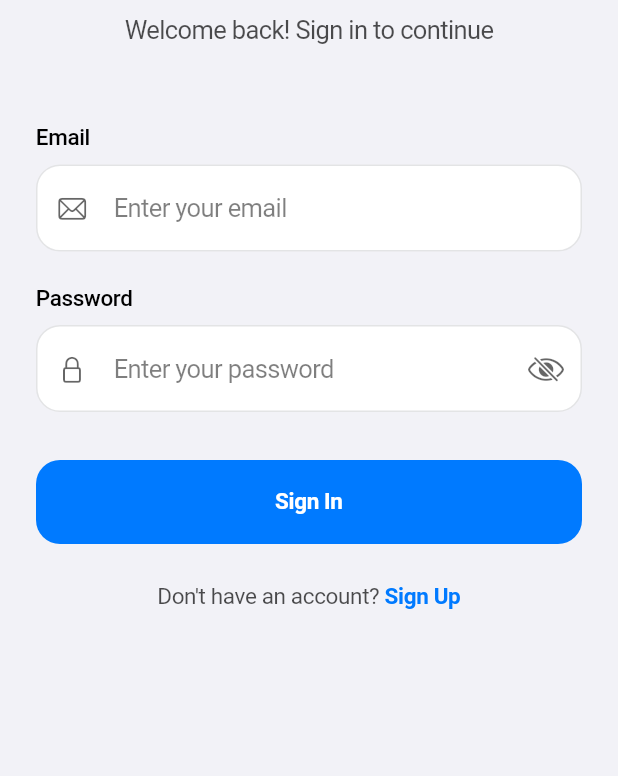
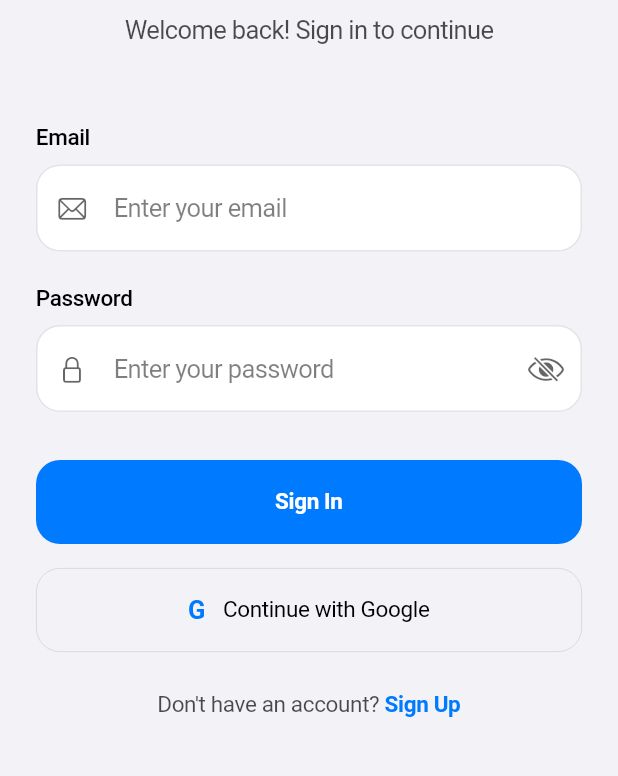
Before and after one commit to arkhan2/hajjam-app, a Flutter app: the screen it shows after launch, on a phone screen of 412 x 824 dp, the part 347-1123 px from its top. Run offline on Flutter 3.47's test engine with Material 3 defaults, Android fonts, the phone set to English and light mode, and no system bars; our stand-ins replace cloud_firestore, firebase_auth, firebase_core, google_sign_in; accounts and stored records are empty.

Commit message:
feat(auth): add Google Sign-In across web/mobile; create/update Firestore user\n\n- Add google_sign_in dependency\n- Implement signInWithGoogle() in AuthService with web/native handling\n- Create/update /users/{uid} with profile fields\n- Add Google button to LoginScreen\n- Improve error logging with refs and stacktraces\n- iOS-style page transitions app-wide\n- Booking returns success and appointments refresh on return\n- Refresh appointments when Appointments tab is opened

```diff
--- a/lib/screens/auth/login_screen.dart
+++ b/lib/screens/auth/login_screen.dart
@@ -54,6 +54,27 @@ class _LoginScreenState extends State<LoginScreen> {
       if (mounted) {
         setState(() => _isLoading = false);
       }
+    }
+  }
+
+  Future<void> _loginWithGoogle() async {
+    setState(() => _isLoading = true);
+    try {
+      final result = await _authService.signInWithGoogle();
+      if (result.isSuccess && result.user != null) {
+        if (mounted) {
+          Navigator.pushReplacement(
+            context,
+            CupertinoPageRoute(builder: (_) => const MainScreen()),
+          );
+        }
+      } else {
+        _showErrorSnackBar(result.errorMessage ?? 'Google sign-in failed');
+      }
+    } catch (e) {
+      _showErrorSnackBar('An error occurred. Please try again.');
+    } finally {
+      if (mounted) setState(() => _isLoading = false);
     }
   }
 
@@ -197,6 +218,33 @@ class _LoginScreenState extends State<LoginScreen> {
                   ),
                 ),
 
+                const SizedBox(height: 16),
+
+                // Continue with Google
+                SizedBox(
+                  height: 56,
+                  child: OutlinedButton(
+                    onPressed: _isLoading ? null : _loginWithGoogle,
+                    style: OutlinedButton.styleFrom(
+                      shape: RoundedRectangleBorder(
+                        borderRadius: BorderRadius.circular(16),
+                      ),
+                    ),
+                    child: Row(
+                      mainAxisAlignment: MainAxisAlignment.center,
+                      children: [
+                        // Simple G icon replacement using an emoji if no asset
+                        const Text('G', style: TextStyle(fontWeight: FontWeight.w700)),
+                        const SizedBox(width: 12),
+                        Text(
+                          'Continue with Google',
+                          style: Theme.of(context).textTheme.titleMedium,
+                        ),
+                      ],
+                    ),
+                  ),
+                ),
+
                 const SizedBox(height: 24),
 
                 // Sign Up Link
--- a/lib/screens/booking_screen.dart
+++ b/lib/screens/booking_screen.dart
@@ -323,9 +323,9 @@ class _BookingScreenState extends State<BookingScreen> {
         ),
       );
 
-      // Navigate back to home
+      // Navigate back with success flag so previous screen can refresh
       if (!mounted) return;
-      Navigator.pop(context);
+      Navigator.pop(context, true);
     } catch (e) {
       if (!mounted) return;
       ScaffoldMessenger.of(context).showSnackBar(
--- a/lib/theme/app_theme.dart
+++ b/lib/theme/app_theme.dart
@@ -43,6 +43,18 @@ class AppTheme {
       scaffoldBackgroundColor: secondarySystemBackground,
       cardColor: systemBackground,
       dividerColor: systemGray4,
+
+      // iOS-like page transitions across platforms
+      pageTransitionsTheme: const PageTransitionsTheme(
+        builders: {
+          TargetPlatform.iOS: CupertinoPageTransitionsBuilder(),
+          TargetPlatform.macOS: CupertinoPageTransitionsBuilder(),
+          TargetPlatform.android: CupertinoPageTransitionsBuilder(),
+          TargetPlatform.fuchsia: CupertinoPageTransitionsBuilder(),
+          TargetPlatform.linux: CupertinoPageTransitionsBuilder(),
+          TargetPlatform.windows: CupertinoPageTransitionsBuilder(),
+        },
+      ),
 
       // App Bar Theme
       appBarTheme: const AppBarTheme(
@@ -301,6 +313,18 @@ class AppTheme {
       cardColor: darkSecondarySystemBackground,
       dividerColor: systemGray4,
 
+      // iOS-like page transitions across platforms
+      pageTransitionsTheme: const PageTransitionsTheme(
+        builders: {
+          TargetPlatform.iOS: CupertinoPageTransitionsBuilder(),
+          TargetPlatform.macOS: CupertinoPageTransitionsBuilder(),
+          TargetPlatform.android: CupertinoPageTransitionsBuilder(),
+          TargetPlatform.fuchsia: CupertinoPageTransitionsBuilder(),
+          TargetPlatform.linux: CupertinoPageTransitionsBuilder(),
+          TargetPlatform.windows: CupertinoPageTransitionsBuilder(),
+        },
+      ),
+
       // App Bar Theme
       appBarTheme: const AppBarTheme(
         backgroundColor: darkSystemBackground,
--- a/pubspec.yaml
+++ b/pubspec.yaml
@@ -16,6 +16,7 @@ dependencies:
   firebase_core: ^3.1.1
   firebase_auth: ^5.1.1
   cloud_firestore: ^5.0.2
+  google_sign_in: ^6.2.1
 
 dev_dependencies:
   flutter_test:
```
Also changed, not shown: lib/screens/main_screen.dart (+12 -1 lines), lib/screens/my_appointments_screen.dart (+33 -12 lines), lib/services/auth_service.dart (+82 -1 lines), pubspec.lock, 4 other files.
